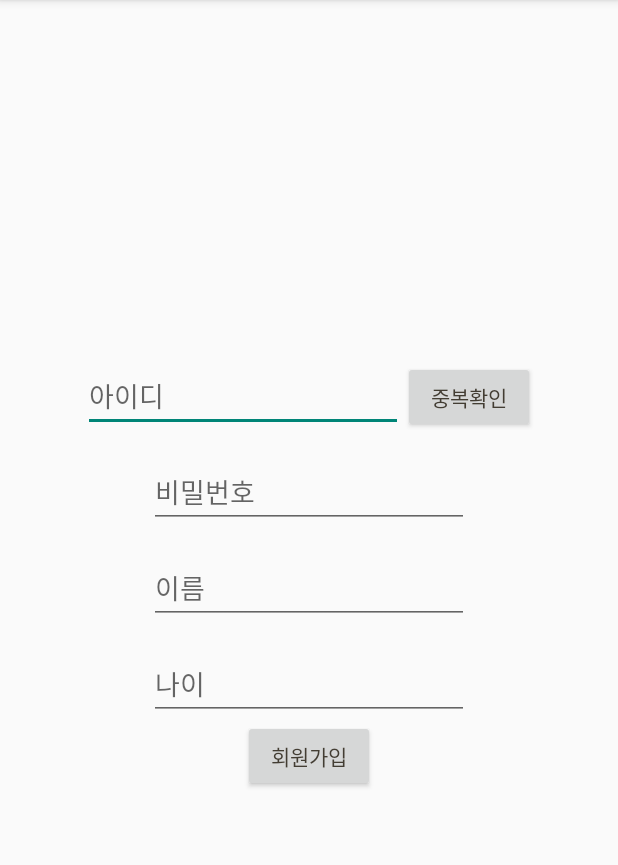
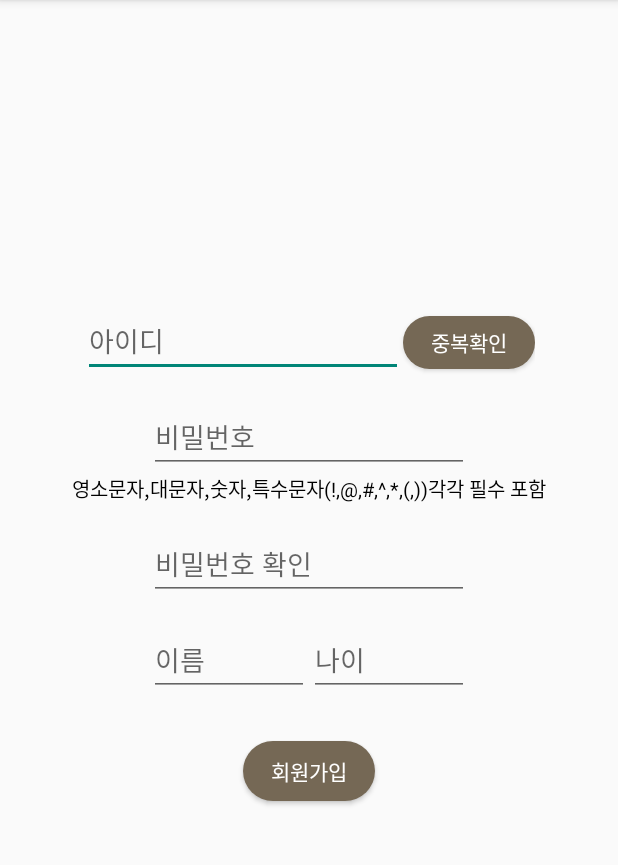
Before and after one commit to hyunse21/bookstorming, an Android app: the RegisterActivity screen opened directly, with no data from a screen before it, on a phone screen of 412 x 824 dp, the part 84-949 px from its top. Run offline under Robolectric (Android 15) with nearby library versions, the phone set to English and light mode, and no system bars; our stand-ins replace Volley; network calls fail.

Commit message:
회원가입 비밀번호 조건설정

```diff
--- a/app/src/main/java/edu/sungshin/bookstorming/LoginActivity.java
+++ b/app/src/main/java/edu/sungshin/bookstorming/LoginActivity.java
@@ -56,8 +56,8 @@ public class LoginActivity extends AppCompatActivity {
         btn_login.setOnClickListener(new View.OnClickListener() {
             @Override
             public void onClick(View view) {
-                String userID=et_id.getText().toString();
-                String userPass=et_pass.getText().toString();
+                String userID=et_id.getText().toString().trim();
+                String userPass=et_pass.getText().toString().trim();
 
                 Response.Listener<String> responseListener= new Response.Listener<String>() {
                     @Override
--- a/app/src/main/res/layout/activity_register.xml
+++ b/app/src/main/res/layout/activity_register.xml
@@ -8,6 +8,12 @@
     android:gravity="center"
     tools:context=".RegisterActivity">
 
+    <LinearLayout
+        android:layout_gravity="center"
+        android:layout_width="wrap_content"
+        android:layout_height="wrap_content"
+        android:orientation="vertical"
+        >
         <LinearLayout
             android:layout_width="wrap_content"
             android:layout_height="wrap_content"
@@ -25,18 +31,24 @@
                 app:layout_constraintTop_toTopOf="parent"
                 />
             <Button
+                android:textColor="@color/white"
+                android:background="@drawable/rounded"
+                android:backgroundTint="#756855"
                 android:layout_width="wrap_content"
-            android:layout_height="wrap_content"
+                android:layout_height="35dp"
                 android:id="@+id/checkid"
                 android:text="중복확인"
-            app:layout_constraintEnd_toEndOf="@id/et_id"
-            app:layout_constraintStart_toStartOf="@id/et_id"
-            app:layout_constraintTop_toTopOf="@id/et_id"
                 />
 
         </LinearLayout>
 
-
+    </LinearLayout>
+    <LinearLayout
+        android:gravity="center"
+        android:layout_width="wrap_content"
+        android:layout_height="wrap_content"
+        android:orientation="vertical"
+        >
         <EditText
             android:id="@+id/et_pass"
             android:layout_width="wrap_content"
@@ -44,42 +56,75 @@
             android:layout_marginTop="16dp"
             android:ems="10"
             android:hint="비밀번호"
-        android:inputType="textPersonName"
-        app:layout_constraintEnd_toEndOf="@+id/et_id"
-        app:layout_constraintStart_toStartOf="@+id/et_id"
-        app:layout_constraintTop_toBottomOf="@+id/et_id"/>
+            android:inputType="textPassword"
+            />
+        <TextView
+            android:textSize="13dp"
+            android:layout_width="wrap_content"
+            android:layout_height="wrap_content"
+            android:text="영소문자,대문자,숫자,특수문자(!,@,#,^,*,(,))각각 필수 포함"
+            />
+        <LinearLayout
+            android:layout_width="wrap_content"
+            android:layout_height="wrap_content"
+            android:orientation="horizontal"
+            >
+            <EditText
+                android:id="@+id/et_passcheck"
+                android:layout_width="wrap_content"
+                android:layout_height="wrap_content"
+                android:layout_marginTop="16dp"
+                android:ems="10"
+                android:hint="비밀번호 확인"
+                android:inputType="textPassword" />
+        </LinearLayout>
+
+
+        <LinearLayout
+
+            android:layout_width="wrap_content"
+            android:layout_height="wrap_content"
+            android:orientation="horizontal"
+            >
             <EditText
                 android:id="@+id/et_name"
                 android:layout_width="wrap_content"
                 android:layout_height="wrap_content"
                 android:layout_marginTop="16dp"
-        android:ems="10"
+                android:ems="5"
                 android:hint="이름"
                 android:inputType="textPersonName"
-        app:layout_constraintEnd_toEndOf="@+id/et_pass"
-        app:layout_constraintStart_toStartOf="@+id/et_pass"
-        app:layout_constraintTop_toBottomOf="@+id/et_pass"
                 />
             <EditText
                 android:id="@+id/et_age"
                 android:layout_width="wrap_content"
                 android:layout_height="wrap_content"
                 android:layout_marginTop="16dp"
-        android:ems="10"
+                android:ems="5"
                 android:hint="나이"
                 android:inputType="textPersonName"
-        app:layout_constraintEnd_toEndOf="@+id/et_name"
-        app:layout_constraintStart_toStartOf="@+id/et_name"
-        app:layout_constraintTop_toBottomOf="@+id/et_name"/>
-    <Button
-        android:id="@+id/btn_register"
-        android:layout_width="wrap_content"
-        android:layout_height="wrap_content"
-        android:text="회원가입"
-
                 />
 
-
+        </LinearLayout>
 
 
     </LinearLayout>
+
+    <LinearLayout
+        android:layout_width="wrap_content"
+        android:layout_height="wrap_content"
+        >
+    </LinearLayout>
+
+    <Button
+        android:layout_margin="30dp"
+        android:id="@+id/btn_register"
+        android:layout_width="wrap_content"
+        android:layout_height="40dp"
+        android:background="@drawable/rounded"
+        android:backgroundTint="#756855"
+        android:text="회원가입"
+        android:textColor="@color/white" />
+
+
+</LinearLayout>
--- a/app/src/main/res/values/themes.xml
+++ b/app/src/main/res/values/themes.xml
@@ -11,9 +11,10 @@
         <!-- Status bar color. -->
         <item name="android:statusBarColor" tools:targetApi="l">?attr/colorPrimaryVariant</item>
         <!-- Customize your theme here. -->
-        <item name="android:textColor">#433D33</item>
+        <item name="android:textColor">@color/black</item>
     </style>
     <style name="TextAppearance.AppCompat.Widget.ActionBar.Title" parent="@android:style/TextAppearance">
+
         <item name="android:fontFamily">@font/dongle</item>
         <item name="android:textSize">30dp</item>
         <item name="android:textColor">#756855</item>
```
Also changed, not shown: app/src/main/java/edu/sungshin/bookstorming/RegisterActivity.java (+69 -7 lines). Lines whose indentation alone changed are shown as unchanged.
